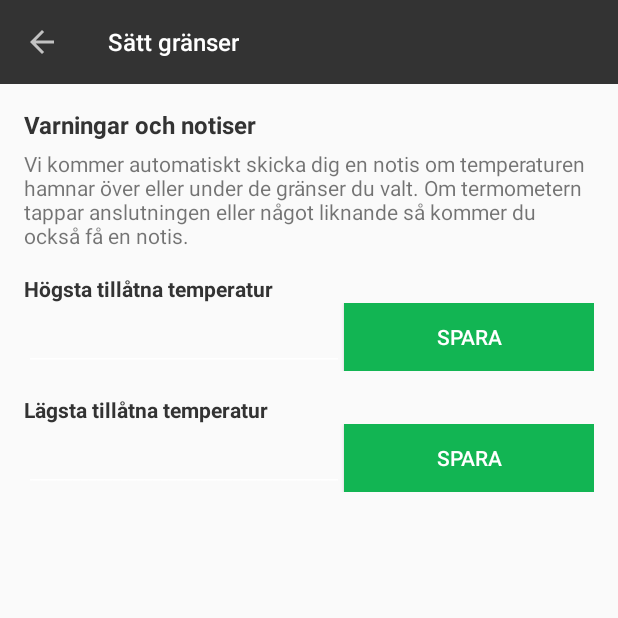
After one commit to Frewacom/CaliditasAndroid, an Android app: the LimitActivity screen opened directly, with no data from a screen before it, on a phone screen of 412 x 824 dp, the top half of it. The commit adds this screen. Run offline under Robolectric (Android 15) with nearby library versions, the phone set to English and light mode, and no system bars.

Commit message:
Added limits. Fixed various bugs

```diff
--- a/app/build.gradle
+++ b/app/build.gradle
@@ -4,7 +4,7 @@ android {
     compileSdkVersion 26
     defaultConfig {
         applicationId "com.example.fredrik.caliditas"
-        minSdkVersion 15
+        minSdkVersion 16
         targetSdkVersion 26
         versionCode 1
         versionName "1.0"
--- /dev/null
+++ b/app/src/main/java/com/example/fredrik/caliditas/LimitActivity.java
@@ -0,0 +1,129 @@
+package com.example.fredrik.caliditas;
+
+import android.content.Intent;
+import android.os.Handler;
+import android.support.v4.content.LocalBroadcastManager;
+import android.support.v7.app.AppCompatActivity;
+import android.os.Bundle;
+import android.support.v7.widget.Toolbar;
+import android.util.Log;
+import android.view.Menu;
+import android.view.MenuInflater;
+import android.view.MenuItem;
+import android.view.View;
+import android.widget.Button;
+import android.widget.EditText;
+
+import java.util.concurrent.Callable;
+
+public class LimitActivity extends AppCompatActivity implements View.OnClickListener{
+    private final static String TAG = "LimitActivity";
+
+    private Toolbar toolbar;
+    private Button lowestButton;
+    private Button highestButton;
+    private EditText lowestTemp;
+    private EditText highestTemp;
+
+    @Override
+    protected void onCreate(Bundle savedInstanceState) {
+        super.onCreate(savedInstanceState);
+        setContentView(R.layout.activity_limit);
+
+        lowestButton = (Button) findViewById(R.id.lowestTempButton);
+        highestButton = (Button) findViewById(R.id.highestTempButton);
+        lowestTemp = (EditText) findViewById(R.id.lowestTemperature);
+        highestTemp = (EditText) findViewById(R.id.highestTemperature);
+
+        lowestButton.setOnClickListener(this);
+        highestButton.setOnClickListener(this);
+
+        toolbar = (Toolbar) findViewById(R.id.toolbar);
+        toolbar.setTitle("Sätt gränser");
+        setSupportActionBar(toolbar);
+        getSupportActionBar().setDisplayHomeAsUpEnabled(true);
+        getSupportActionBar().setDisplayShowHomeEnabled(true);
+
+
+    }
+
+    private int getInputValue(EditText target) {
+        if (!target.getText().toString().matches("")) {
+            int value = Integer.parseInt(target.getText().toString());
+            Log.d(TAG, "Received value: " + value);
+
+            return value;
+        }
+
+        return 0;
+    }
+
+    private void setLimits(EditText target, String type) {
+        int value = getInputValue(target);
+
+        Intent limitIntent = new Intent("setLimit");
+        limitIntent.putExtra("type", type);
+        limitIntent.putExtra("value", value);
+        LocalBroadcastManager.getInstance(this).sendBroadcast(limitIntent);
+    }
+
+    private void restoreButtonText(Button button) {
+        button.setText("Spara");
+    }
+
+    @Override
+    public void onClick(View v) {
+        switch (v.getId()) {
+            case R.id.lowestTempButton:
+                setLimits(lowestTemp, "min");
+                lowestButton.setText("Sparades");
+                Handler handlerLowest = new Handler();
+                handlerLowest.postDelayed(new Runnable() {
+                    @Override
+                    public void run() {
+                        lowestButton.setText("Spara");
+                    }
+                }, 2000);
+                break;
+
+            case R.id.highestTempButton:
+                setLimits(highestTemp, "max");
+                highestButton.setText("Sparades");
+                Handler handlerHighest = new Handler();
+                handlerHighest.postDelayed(new Runnable() {
+                    @Override
+                    public void run() {
+                        highestButton.setText("Spara");
+                    }
+                }, 2000);
+                break;
+        }
+    }
+
+    @Override
+    public boolean onCreateOptionsMenu(Menu menu) {
+        menu.clear();
+        MenuInflater menuInflater = getMenuInflater();
+        menuInflater.inflate(R.menu.menu_limit, menu);
+
+        return true;
+    }
+
+    @Override
+    public boolean onOptionsItemSelected(MenuItem item) {
+        switch(item.getItemId()) {
+            case android.R.id.home:
+                onBackPressed();
+                return true;
+        }
+
+        return super.onOptionsItemSelected(item);
+    }
+
+    @Override
+    public void onBackPressed() {
+        Intent intent = new Intent(this, MainActivity.class);
+        intent.addFlags(Intent.FLAG_ACTIVITY_CLEAR_TOP | Intent.FLAG_ACTIVITY_SINGLE_TOP | Intent.FLAG_ACTIVITY_NEW_TASK);
+        startActivity(intent);
+    }
+}
--- a/app/src/main/res/layout/activity_connect.xml
+++ b/app/src/main/res/layout/activity_connect.xml
@@ -33,8 +33,8 @@
                     android:layout_width="match_parent"
                     android:layout_height="wrap_content"
                     android:layout_marginLeft="10dp"
-                    android:layout_marginTop="16dp"
-                    android:layout_marginRight="10dp">
+                    android:layout_marginRight="10dp"
+                    android:layout_marginTop="16dp">
 
                 </ListView>
 
@@ -47,6 +47,7 @@
                     android:layout_marginRight="@dimen/fab_margin"
                     android:layout_marginTop="16dp"
                     android:background="@color/colorPrimary"
+                    android:backgroundTintMode="src_over"
                     android:text="@string/disconnect"
                     android:textColor="@color/white"
                     android:textSize="14sp" />
--- /dev/null
+++ b/app/src/main/res/layout/activity_limit.xml
@@ -0,0 +1,140 @@
+<?xml version="1.0" encoding="utf-8"?>
+<RelativeLayout
+    xmlns:android="http://schemas.android.com/apk/res/android"
+    xmlns:app="http://schemas.android.com/apk/res-auto"
+    xmlns:tools="http://schemas.android.com/tools"
+    android:layout_width="match_parent"
+    android:layout_height="match_parent"
+    tools:context="com.example.fredrik.caliditas.LimitActivity">
+
+    <ScrollView
+        android:layout_width="fill_parent"
+        android:layout_height="fill_parent">
+
+        <LinearLayout
+            android:layout_width="fill_parent"
+            android:layout_height="fill_parent"
+            android:orientation="vertical">
+
+            <include
+                android:id="@+id/toolbar"
+                layout="@layout/toolbar" />
+
+            <LinearLayout
+                android:id="@+id/linearLayout"
+                android:layout_width="match_parent"
+                android:layout_height="wrap_content"
+                android:layout_margin="16dp"
+                android:layout_marginTop="0dp"
+                android:orientation="vertical"
+                app:layout_constraintEnd_toEndOf="parent"
+                app:layout_constraintHorizontal_bias="0.0"
+                app:layout_constraintStart_toStartOf="parent"
+                app:layout_constraintTop_toTopOf="parent">
+
+                <TextView
+                    android:id="@+id/textView"
+                    android:layout_width="match_parent"
+                    android:layout_height="wrap_content"
+                    android:text="Varningar och notiser"
+                    android:textColor="@color/colorAccent"
+                    android:textSize="16sp"
+                    android:textStyle="bold" />
+
+                <TextView
+                    android:id="@+id/textView2"
+                    android:layout_width="match_parent"
+                    android:layout_height="wrap_content"
+                    android:layout_marginTop="5dp"
+                    android:text="Vi kommer automatiskt skicka dig en notis om temperaturen hamnar över eller under de gränser du valt. Om termometern tappar anslutningen eller något liknande så kommer du också få en notis." />
+
+                <LinearLayout
+                    android:layout_width="match_parent"
+                    android:layout_height="match_parent"
+                    android:layout_marginTop="16dp"
+                    android:orientation="vertical">
+
+                    <TextView
+                        android:id="@+id/textView5"
+                        android:layout_width="match_parent"
+                        android:layout_height="wrap_content"
+                        android:text="Högsta tillåtna temperatur"
+                        android:textColor="@color/colorAccent"
+                        android:textStyle="bold" />
+
+                    <LinearLayout
+                        android:layout_width="match_parent"
+                        android:layout_height="match_parent"
+                        android:gravity="center_vertical|fill_vertical|fill_horizontal"
+                        android:orientation="horizontal"
+                        android:descendantFocusability="beforeDescendants"
+                        android:focusableInTouchMode="true">
+
+                        <EditText
+                            android:id="@+id/highestTemperature"
+                            android:layout_width="wrap_content"
+                            android:layout_height="wrap_content"
+                            android:layout_weight="0"
+                            android:ems="10"
+                            android:inputType="number"
+                            android:textColor="@color/colorAccent" />
+
+                        <Button
+                            android:id="@+id/highestTempButton"
+                            android:layout_width="wrap_content"
+                            android:layout_height="match_parent"
+                            android:layout_weight="1"
+                            android:background="@color/colorPrimary"
+                            android:text="Spara"
+                            android:textColor="@color/white" />
+                    </LinearLayout>
+                </LinearLayout>
+
+                <LinearLayout
+                    android:layout_width="match_parent"
+                    android:layout_height="match_parent"
+                    android:layout_marginTop="16dp"
+                    android:orientation="vertical">
+
+                    <TextView
+                        android:id="@+id/textView3"
+                        android:layout_width="match_parent"
+                        android:layout_height="wrap_content"
+                        android:text="Lägsta tillåtna temperatur"
+                        android:textColor="@color/colorAccent"
+                        android:textStyle="bold" />
+
+                    <LinearLayout
+                        android:layout_width="match_parent"
+                        android:layout_height="match_parent"
+                        android:gravity="center_vertical|fill_vertical|fill_horizontal"
+                        android:orientation="horizontal"
+                        android:descendantFocusability="beforeDescendants"
+                        android:focusableInTouchMode="true">
+
+                        <EditText
+                            android:id="@+id/lowestTemperature"
+                            android:layout_width="wrap_content"
+                            android:layout_height="wrap_content"
+                            android:layout_weight="0"
+                            android:ems="10"
+                            android:inputType="number"
+                            android:textColor="@color/colorAccent" />
+
+                        <Button
+                            android:id="@+id/lowestTempButton"
+                            android:layout_width="wrap_content"
+                            android:layout_height="match_parent"
+                            android:layout_weight="1"
+                            android:background="@color/colorPrimary"
+                            android:text="Spara"
+                            android:textColor="@color/white" />
+                    </LinearLayout>
+                </LinearLayout>
+
+            </LinearLayout>
+
+        </LinearLayout>
+    </ScrollView>
+
+</RelativeLayout>
--- /dev/null
+++ b/app/src/main/res/menu/menu_limit.xml
@@ -0,0 +1,4 @@
+<?xml version="1.0" encoding="utf-8"?>
+<menu xmlns:android="http://schemas.android.com/apk/res/android">
+
+</menu>
--- a/app/src/main/res/values/colors.xml
+++ b/app/src/main/res/values/colors.xml
@@ -7,4 +7,6 @@
     <color name="white">#ffffff</color>
     <color name="colorAccentDark">#202020</color>
     <color name="colorAccentLight">#a8a8a8</color>
+    <color name="hot">#ff4815</color>
+    <color name="cold">#3388ff</color>
 </resources>
--- a/app/src/main/res/values/strings.xml
+++ b/app/src/main/res/values/strings.xml
@@ -7,4 +7,8 @@
     <string name="celsius">°C</string>
     <string name="not_connected">Ej ansluten</string>
     <string name="disconnect">Koppla ifrån</string>
+    <string name="saveLimit">Spara</string>
+    <string name="addLimit">Sätt gränser</string>
+    <string name="channel_name">Caliditas</string>
+    <string name="channel_description">Varningsnotiser</string>
 </resources>
```
Also changed, not shown: app/src/main/AndroidManifest.xml (+9 -2 lines), app/src/main/java/com/example/fredrik/caliditas/BluetoothSocketService.java (+8 -5 lines), app/src/main/java/com/example/fredrik/caliditas/MainActivity.java (+132 -5 lines), app/src/main/res/drawable/ic_warning_black_24dp.xml (added, +9 -0 lines), app/src/main/res/layout/activity_main.xml (+18 -25 lines).
